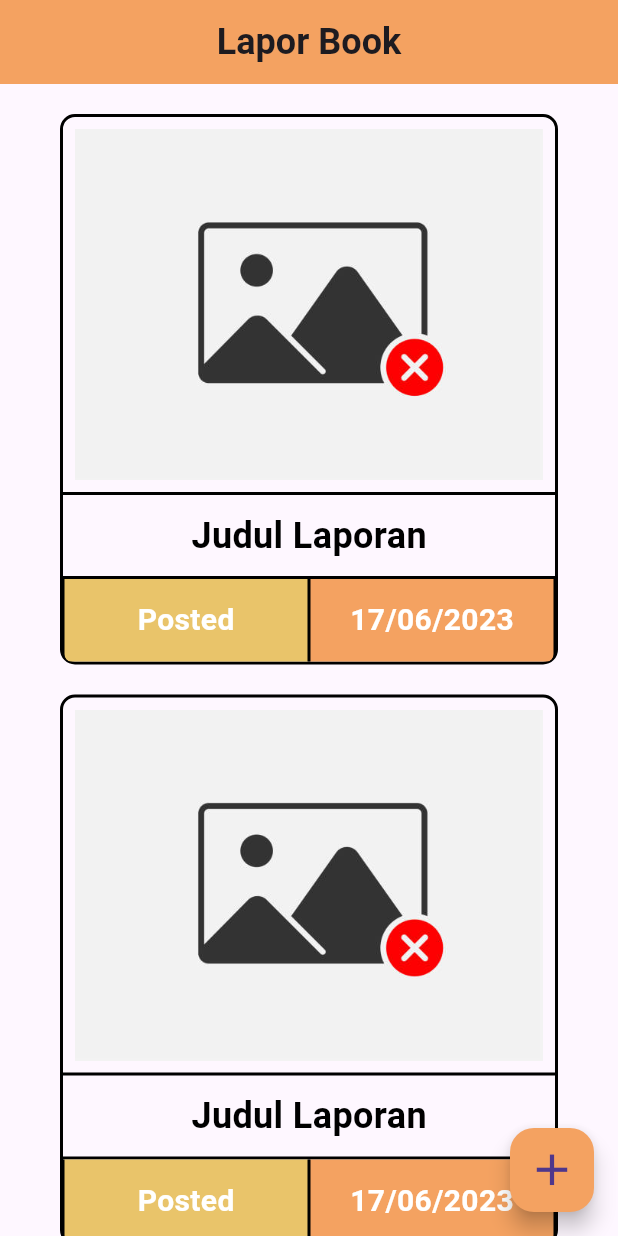
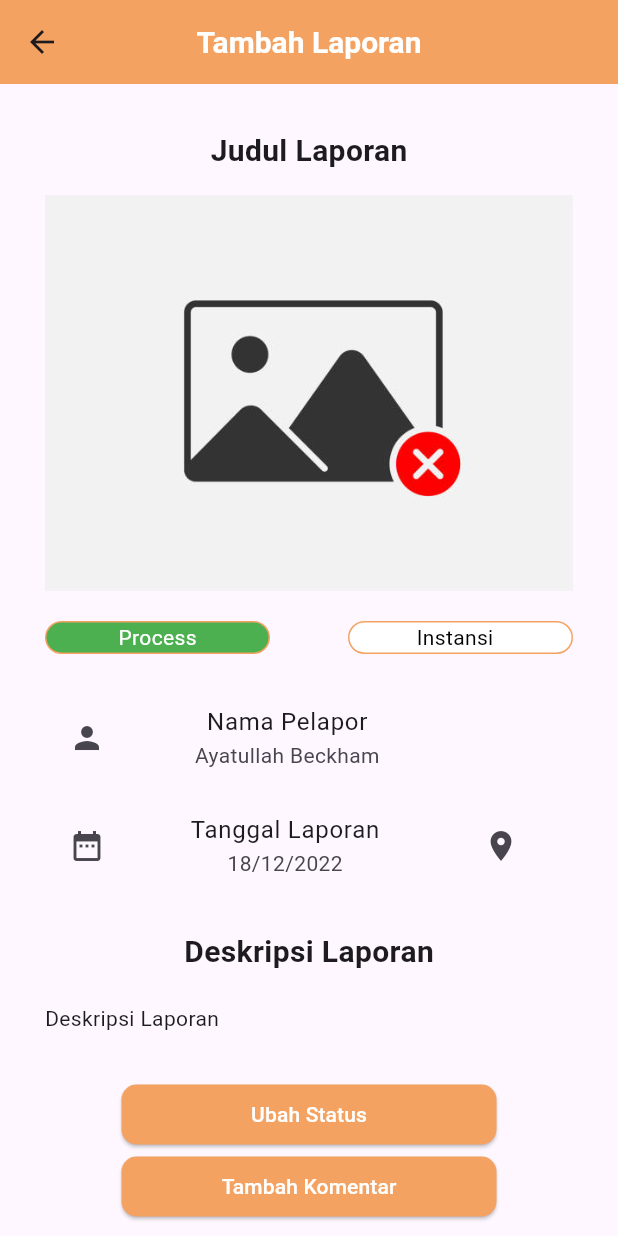
Before and after one commit to ayckermann/Flutter-Lapor-Book, a Flutter app: the screen it shows after launch, after a tap on "Login", after a tap on "Judul Laporan", on a phone screen of 412 x 824 dp. Run offline on Flutter 3.47's test engine with Material 3 defaults, Android fonts, the phone set to English and light mode, and no system bars.

Commit message:
Add view detail and navbar. Change routing

```diff
--- a/lib/components/styles.dart
+++ b/lib/components/styles.dart
@@ -11,7 +11,7 @@ TextStyle header2 = TextStyle(fontSize: 24, fontWeight: FontWeight.bold);
 TextStyle header3 = TextStyle(fontSize: 20, fontWeight: FontWeight.bold);
 
 TextStyle headerStyle({int level = 1, bool dark = true}) {
-  List<double> levelSize = [30, 24, 20];
+  List<double> levelSize = [30, 24, 20, 14, 12];
   return TextStyle(
       fontSize: levelSize[level - 1],
       fontWeight: FontWeight.bold,
--- a/lib/main.dart
+++ b/lib/main.dart
@@ -1,6 +1,7 @@
 import 'package:flutter/material.dart';
 import 'package:flutter_lapor_book/pages/AddFormPage.dart';
-import 'package:flutter_lapor_book/pages/DashboardPage.dart';
+import 'package:flutter_lapor_book/pages/dashboard/DashboardPage.dart';
+import 'package:flutter_lapor_book/pages/DetailPage.dart';
 import 'package:flutter_lapor_book/pages/LoginPage.dart';
 import 'package:flutter_lapor_book/pages/SplashPage.dart';
 import 'package:flutter_lapor_book/pages/RegisterPage.dart';
@@ -15,6 +16,7 @@ void main() {
       '/register': (context) => RegisterPage(),
       '/dashboard': (context) => DashboardPage(),
       '/add': (context) => AddFormPage(),
+      '/detail': (context) => DetailPage(),
     },
   ));
 }
--- /dev/null
+++ b/lib/models/laporan.dart
@@ -0,0 +1 @@
+class Laporan {}
--- a/lib/pages/DetailPage.dart
+++ b/lib/pages/DetailPage.dart
@@ -0,0 +1,159 @@
+import 'package:flutter/material.dart';
+import 'package:flutter_lapor_book/components/styles.dart';
+
+class DetailPage extends StatefulWidget {
+  const DetailPage({super.key});
+  @override
+  State<StatefulWidget> createState() => _DetailPageState();
+}
+
+class _DetailPageState extends State<DetailPage> {
+  @override
+  Widget build(BuildContext context) {
+    return Scaffold(
+      appBar: AppBar(
+        backgroundColor: primaryColor,
+        title:
+            Text('Tambah Laporan', style: headerStyle(level: 3, dark: false)),
+        centerTitle: true,
+      ),
+      body: SafeArea(
+        child: SingleChildScrollView(
+          child: Container(
+            margin: const EdgeInsets.symmetric(horizontal: 30, vertical: 30),
+            width: double.infinity,
+            child: Column(
+              crossAxisAlignment: CrossAxisAlignment.center,
+              children: [
+                Text(
+                  'Judul Laporan',
+                  style: header3,
+                ),
+                SizedBox(height: 15),
+                Image.asset('assets/istock-default.jpg'),
+                SizedBox(height: 20),
+                Row(
+                  mainAxisAlignment: MainAxisAlignment.spaceBetween,
+                  children: [
+                    textStatus('Process', Colors.green, Colors.white),
+                    textStatus('Instansi  ', Colors.white, Colors.black),
+                  ],
+                ),
+                SizedBox(height: 20),
+                ListTile(
+                  leading: Icon(Icons.person),
+                  title: Center(child: Text('Nama Pelapor')),
+                  subtitle: Center(
+                    child: Text('Ayatullah Beckham'),
+                  ),
+                  trailing: SizedBox(width: 45),
+                ),
+                ListTile(
+                  leading: Icon(Icons.date_range),
+                  title: Center(child: Text('Tanggal Laporan')),
+                  subtitle: Center(child: Text('18/12/2022')),
+                  trailing: IconButton(
+                    icon: Icon(Icons.location_on),
+                    onPressed: () {},
+                  ),
+                ),
+                SizedBox(height: 20),
+                Text(
+                  'Deskripsi Laporan',
+                  style: header3,
+                ),
+                SizedBox(height: 20),
+                SizedBox(
+                  width: double.infinity,
+                  child: Text('Deskripsi Laporan'),
+                ),
+                SizedBox(height: 30),
+                Container(
+                  width: 250,
+                  child: ElevatedButton(
+                    onPressed: () {},
+                    style: TextButton.styleFrom(
+                      foregroundColor: Colors.white,
+                      backgroundColor: primaryColor,
+                      shape: RoundedRectangleBorder(
+                        borderRadius: BorderRadius.circular(10),
+                      ),
+                    ),
+                    child: Text('Ubah Status'),
+                  ),
+                ),
+                Container(
+                  width: 250,
+                  child: ElevatedButton(
+                    onPressed: () {},
+                    style: TextButton.styleFrom(
+                      foregroundColor: Colors.white,
+                      backgroundColor: primaryColor,
+                      shape: RoundedRectangleBorder(
+                        borderRadius: BorderRadius.circular(10),
+                      ),
+                    ),
+                    child: Text('Tambah Komentar'),
+                  ),
+                ),
+                SizedBox(height: 20),
+                Text(
+                  'List Komentar',
+                  style: header3,
+                ),
+                SizedBox(height: 20),
+                SizedBox(
+                  height: 800,
+                  child: ListView.builder(
+                      itemCount: 2,
+                      itemBuilder: (context, index) {
+                        return Container(
+                          padding: EdgeInsets.all(10),
+                          margin: EdgeInsets.only(bottom: 10),
+                          decoration: BoxDecoration(
+                            color: primaryColor,
+                            borderRadius: BorderRadius.circular(10),
+                          ),
+                          child: Column(
+                            crossAxisAlignment: CrossAxisAlignment.start,
+                            children: [
+                              Text(
+                                'Nama Komentar',
+                                style: const TextStyle(
+                                    color: Colors.white,
+                                    fontWeight: FontWeight.bold),
+                              ),
+                              Text(
+                                'Komentar',
+                                style: const TextStyle(
+                                  color: Colors.white,
+                                ),
+                              ),
+                            ],
+                          ),
+                        );
+                      }),
+                ),
+              ],
+            ),
+          ),
+        ),
+      ),
+    );
+  }
+
+  Container textStatus(String text, var bgcolor, var textcolor) {
+    return Container(
+      width: 150,
+      alignment: Alignment.center,
+      decoration: BoxDecoration(
+          color: bgcolor,
+          border: Border.all(width: 1, color: primaryColor),
+          borderRadius: BorderRadius.circular(25)),
+      child: Text(
+        text,
+        style: TextStyle(color: textcolor),
+      ),
+    );
+  }
+}
--- a/lib/pages/LoginPage.dart
+++ b/lib/pages/LoginPage.dart
@@ -4,23 +4,17 @@ import '../components/input_widget.dart';
 import '../components/styles.dart';
 import '../components/validators.dart';
 
-class LoginPage extends StatelessWidget {
+class LoginPage extends StatefulWidget {
   @override
-  Widget build(BuildContext context) => LoginFull();
+  State<StatefulWidget> createState() => LoginPageState();
 }
 
-class LoginFull extends StatefulWidget {
-  @override
-  State<StatefulWidget> createState() => LoginState();
-}
-
-class LoginState extends State<LoginFull> {
+class LoginPageState extends State<LoginPage> {
   final _formKey = GlobalKey<FormState>();
 
   @override
   Widget build(BuildContext context) {
-    return MaterialApp(
-      home: Scaffold(
+    return Scaffold(
       body: SafeArea(
         child: SingleChildScrollView(
           child: Column(
@@ -45,8 +39,8 @@ class LoginState extends State<LoginFull> {
                             'Email',
                             TextFormField(
                                 validator: notEmptyValidator,
-                                  decoration: customInputDecoration(
-                                      "email@email.com"))),
+                                decoration:
+                                    customInputDecoration("email@email.com"))),
                         InputLayout(
                             'Password',
                             TextFormField(
@@ -86,7 +80,6 @@ class LoginState extends State<LoginFull> {
           ),
         ),
       ),
-      ),
     );
   }
 }
--- a/lib/pages/RegisterPage.dart
+++ b/lib/pages/RegisterPage.dart
@@ -3,29 +3,21 @@ import 'package:flutter_lapor_book/components/styles.dart';
 import 'package:flutter_lapor_book/components/validators.dart';
 import 'package:flutter_lapor_book/components/input_widget.dart';
 
-class RegisterPage extends StatelessWidget {
+class RegisterPage extends StatefulWidget {
   const RegisterPage({super.key});
 
   @override
-  Widget build(BuildContext context) => Register();
+  State<StatefulWidget> createState() => _RegisterPageState();
 }
 
-class Register extends StatefulWidget {
-  const Register({super.key});
-
-  @override
-  State<StatefulWidget> createState() => _Register();
-}
-
-class _Register extends State<Register> {
+class _RegisterPageState extends State<RegisterPage> {
   final _formKey = GlobalKey<FormState>();
 
   TextEditingController _password = TextEditingController();
 
   @override
   Widget build(BuildContext context) {
-    return MaterialApp(
-      home: Scaffold(
+    return Scaffold(
       body: SafeArea(
         child: SingleChildScrollView(
           child: Column(
@@ -56,8 +48,8 @@ class _Register extends State<Register> {
                             'Email',
                             TextFormField(
                                 validator: notEmptyValidator,
-                                  decoration: customInputDecoration(
-                                      "email@email.com"))),
+                                decoration:
+                                    customInputDecoration("email@email.com"))),
                         InputLayout(
                             'No. Handphone',
                             TextFormField(
@@ -75,8 +67,7 @@ class _Register extends State<Register> {
                             'Konfirmasi Password',
                             TextFormField(
                                 validator: (value) =>
-                                      passConfirmationValidator(
-                                          value, _password),
+                                    passConfirmationValidator(value, _password),
                                 obscureText: true,
                                 decoration: customInputDecoration(""))),
                         Container(
@@ -109,7 +100,6 @@ class _Register extends State<Register> {
           ),
         ),
       ),
-      ),
     );
   }
 }
--- a/lib/pages/SplashPage.dart
+++ b/lib/pages/SplashPage.dart
@@ -1,22 +1,13 @@
 import 'package:flutter/material.dart';
 
-class SplashPage extends StatelessWidget {
+class SplashPage extends StatefulWidget {
   const SplashPage({super.key});
 
   @override
-  Widget build(BuildContext context) {
-    return SplashFull();
-  }
+  State<StatefulWidget> createState() => _SplashPageState();
 }
 
-class SplashFull extends StatefulWidget {
-  const SplashFull({super.key});
-
-  @override
-  State<StatefulWidget> createState() => _SplashPage();
-}
-
-class _SplashPage extends State<SplashFull> {
+class _SplashPageState extends State<SplashPage> {
   @override
   void initState() {
     super.initState();
@@ -28,11 +19,10 @@ class _SplashPage extends State<SplashFull> {
 
   @override
   Widget build(BuildContext context) {
-    return const MaterialApp(
-        home: Scaffold(
+    return const Scaffold(
       body: Center(
         child: Text('Selamat datang di Aplikasi Laporan'),
       ),
-    ));
+    );
   }
 }
--- a/lib/pages/DashboardPage.dart
+++ b/lib/pages/dashboard/AllLaporan.dart
@@ -1,55 +1,38 @@
 import 'package:flutter/material.dart';
 import 'package:flutter_lapor_book/components/styles.dart';
 
-class DashboardPage extends StatelessWidget {
-  const DashboardPage({super.key});
-
+class AllLaporan extends StatelessWidget {
   @override
   Widget build(BuildContext context) {
-    return DashboardFull();
-  }
-}
+    return SafeArea(
+      child: Container(
+        width: double.infinity,
+        margin: EdgeInsets.symmetric(horizontal: 20, vertical: 20),
+        child: GridView.builder(
+            gridDelegate: SliverGridDelegateWithFixedCrossAxisCount(
+              crossAxisCount: 2,
+              crossAxisSpacing: 10,
+              mainAxisSpacing: 10,
+              childAspectRatio: 1 / 1.234,
+            ),
+            itemCount: 7,
+            itemBuilder: (context, index) {
+              return Container(
+                // margin: EdgeInsets.only(left: 40, right: 40, top: 20),
 
-class DashboardFull extends StatefulWidget {
-  const DashboardFull({super.key});
-
-  @override
-  State<StatefulWidget> createState() => _DashboardFull();
-}
-
-class _DashboardFull extends State<DashboardFull> {
-  @override
-  Widget build(BuildContext context) {
-    return MaterialApp(
-        home: Scaffold(
-      floatingActionButton: FloatingActionButton(
-        backgroundColor: primaryColor,
-        child: Icon(Icons.add, size: 35),
-        onPressed: () {
-          Navigator.pushNamed(context, '/add');
-        },
-      ),
-      appBar: AppBar(
-        backgroundColor: primaryColor,
-        title: Text('Lapor Book', style: header2),
-        centerTitle: true,
-      ),
-      body: SafeArea(
-        child: ListView.builder(
-            itemCount: 2,
-            itemBuilder: (context, index) {
-              return InkWell(
-                onTap: () {},
-                child: Container(
-                  margin: EdgeInsets.only(left: 40, right: 40, top: 20),
-                  decoration: BoxDecoration(
-                      border: Border.all(width: 2),
-                      borderRadius: BorderRadius.circular(10)),
+                decoration: BoxDecoration(
+                    border: Border.all(width: 2),
+                    borderRadius: BorderRadius.circular(10)),
+                child: InkWell(
+                  onTap: () {
+                    Navigator.pushNamed(context, '/detail');
+                  },
                   child: Column(
                     children: [
-                      Padding(
-                        padding: const EdgeInsets.all(8.0),
-                        child: Image.asset('assets/istock-default.jpg'),
+                      Image.asset(
+                        'assets/istock-default.jpg',
+                        width: 130,
+                        height: 130,
                       ),
                       Container(
                         width: double.infinity,
@@ -58,14 +41,16 @@ class _DashboardFull extends State<DashboardFull> {
                         decoration: BoxDecoration(
                             border: Border.symmetric(
                                 horizontal: BorderSide(width: 2))),
-                        child:
-                            Text('Judul Laporan', style: headerStyle(level: 2)),
+                        child: Text(
+                          'Judul Laporan',
+                          style: headerStyle(level: 4),
+                        ),
                       ),
                       Row(
                         children: [
                           Expanded(
                             child: Container(
-                              padding: const EdgeInsets.symmetric(vertical: 13),
+                              padding: const EdgeInsets.symmetric(vertical: 8),
                               decoration: BoxDecoration(
                                   color: warningColor,
                                   borderRadius: const BorderRadius.only(
@@ -74,13 +59,15 @@ class _DashboardFull extends State<DashboardFull> {
                                   border: const Border.symmetric(
                                       vertical: BorderSide(width: 1))),
                               alignment: Alignment.center,
-                              child: Text('Posted',
-                                  style: headerStyle(level: 3, dark: false)),
+                              child: Text(
+                                'Posted',
+                                style: headerStyle(level: 5, dark: false),
+                              ),
                             ),
                           ),
                           Expanded(
                             child: Container(
-                              padding: const EdgeInsets.symmetric(vertical: 13),
+                              padding: const EdgeInsets.symmetric(vertical: 8),
                               decoration: BoxDecoration(
                                   color: primaryColor,
                                   borderRadius: const BorderRadius.only(
@@ -88,8 +75,10 @@ class _DashboardFull extends State<DashboardFull> {
                                   border: const Border.symmetric(
                                       vertical: BorderSide(width: 1))),
                               alignment: Alignment.center,
-                              child: Text('17/06/2023',
-                                  style: headerStyle(level: 3, dark: false)),
+                              child: Text(
+                                '17/06/2023',
+                                style: headerStyle(level: 5, dark: false),
+                              ),
                             ),
                           )
                         ],
@@ -100,6 +89,6 @@ class _DashboardFull extends State<DashboardFull> {
               );
             }),
       ),
-    ));
+    );
   }
 }
--- /dev/null
+++ b/lib/pages/dashboard/DashboardPage.dart
@@ -0,0 +1,81 @@
+import 'package:flutter/material.dart';
+import 'package:flutter_lapor_book/components/styles.dart';
+import 'package:flutter_lapor_book/pages/dashboard/AllLaporan.dart';
+import 'package:flutter_lapor_book/pages/dashboard/MyLaporan.dart';
+import 'package:flutter_lapor_book/pages/dashboard/ProfilePage.dart';
+
+class DashboardPage extends StatelessWidget {
+  const DashboardPage({super.key});
+
+  @override
+  Widget build(BuildContext context) {
+    return DashboardFull();
+  }
+}
+
+class DashboardFull extends StatefulWidget {
+  const DashboardFull({super.key});
+
+  @override
+  State<StatefulWidget> createState() => _DashboardFull();
+}
+
+class _DashboardFull extends State<DashboardFull> {
+  int _selectedIndex = 0;
+
+  List<Widget> pages = <Widget>[
+    AllLaporan(),
+    MyLaporan(),
+    Profile(),
+  ];
+
+  void _onItemTapped(int index) {
+    setState(() {
+      _selectedIndex = index;
+    });
+  }
+
+  @override
+  Widget build(BuildContext context) {
+    return Scaffold(
+      floatingActionButton: FloatingActionButton(
+        backgroundColor: primaryColor,
+        child: Icon(Icons.add, size: 35),
+        onPressed: () {
+          Navigator.pushNamed(context, '/add');
+        },
+      ),
+      appBar: AppBar(
+        backgroundColor: primaryColor,
+        title: Text('Lapor Book', style: header2),
+        centerTitle: true,
+      ),
+      bottomNavigationBar: BottomNavigationBar(
+        backgroundColor: primaryColor,
+        currentIndex: _selectedIndex,
+        onTap: _onItemTapped,
+        selectedItemColor: Colors.white,
+        selectedFontSize: 16,
+        unselectedItemColor: Colors.grey[800],
+        items: const <BottomNavigationBarItem>[
+          BottomNavigationBarItem(
+            // selectedIcon: Icon(Icons.dashboard),
+            icon: Icon(Icons.dashboard_outlined),
+            label: 'Semua',
+          ),
+          BottomNavigationBarItem(
+            // selectedIcon: Icon(Icons.book),
+            icon: Icon(Icons.book_outlined),
+            label: 'Laporan Saya',
+          ),
+          BottomNavigationBarItem(
+            // selectedIcon: Icon(Icons.person),
+            icon: Icon(Icons.person_outlined),
+            label: 'Profile',
+          ),
+        ],
+      ),
+      body: pages.elementAt(_selectedIndex),
+    );
+  }
+}
```
Also changed, not shown: lib/pages/AddFormPage.dart (+7 -14 lines), lib/pages/dashboard/MyLaporan.dart (added, +94 -0 lines), lib/pages/dashboard/ProfilePage.dart (added, +16 -0 lines). Lines whose indentation alone changed are shown as unchanged.
